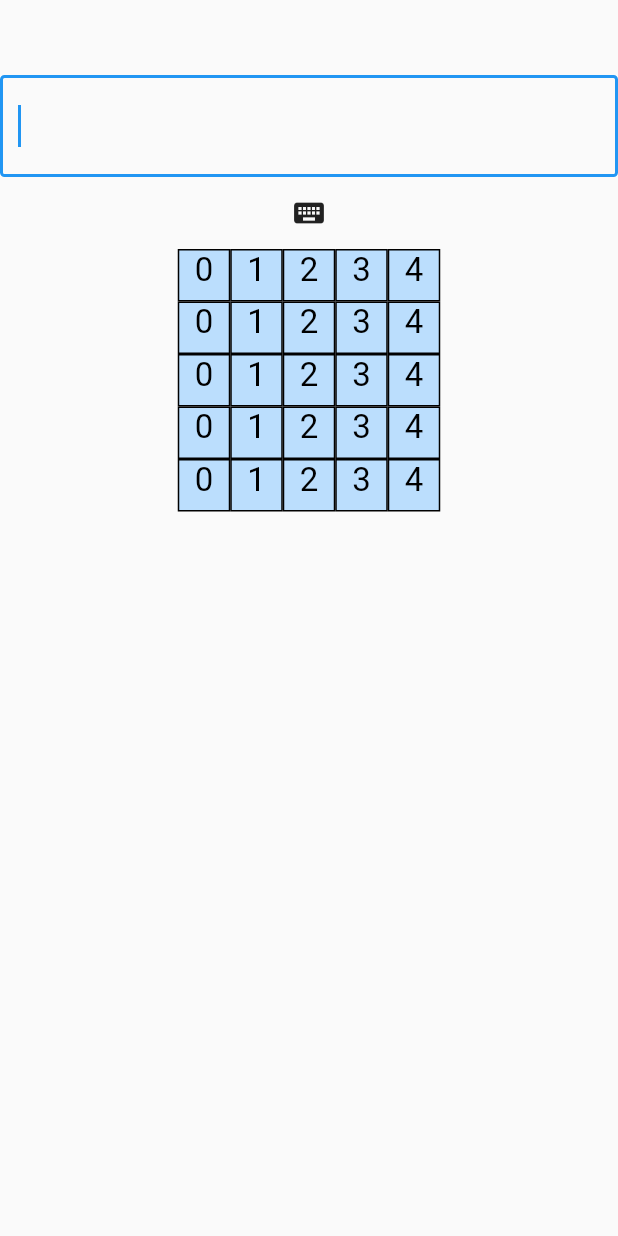
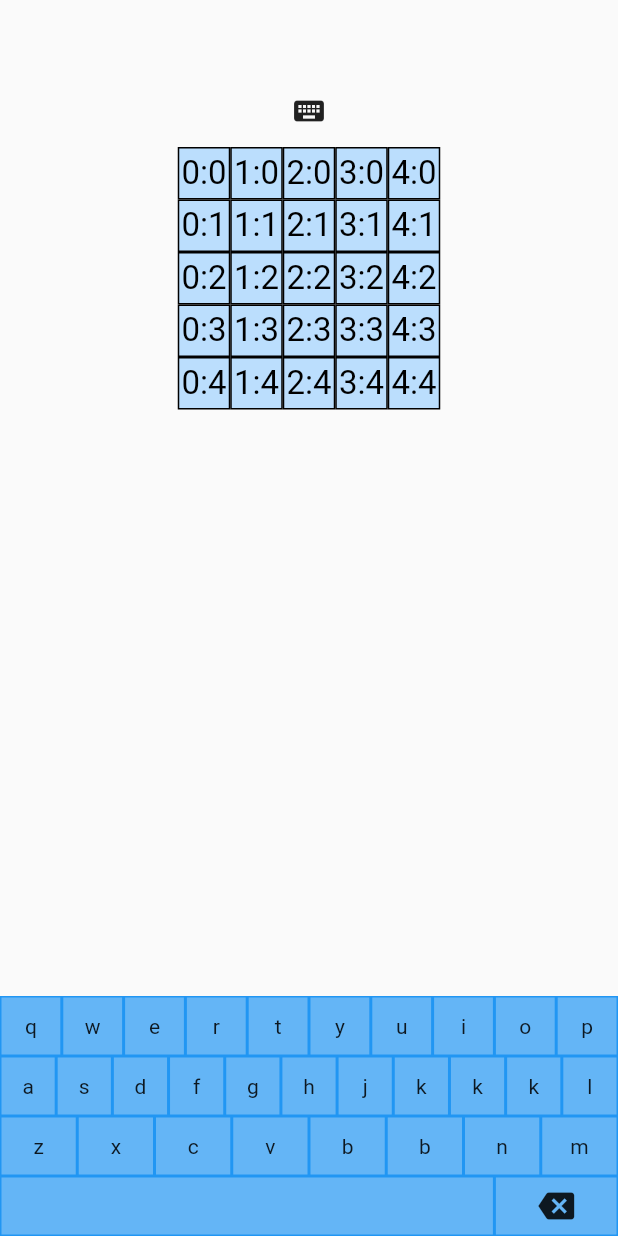
Before and after one commit to sylvain75/flutter-wordle, a Flutter app: the screen it shows after launch, on a phone screen of 412 x 824 dp. Run offline on Flutter 3.47's test engine with Material 2 defaults, Android fonts, the phone set to English and light mode, and no system bars.

Commit message:
before state implementation with letterbox

```diff
--- a/lib/components/custom_keyboard.dart
+++ b/lib/components/custom_keyboard.dart
@@ -1,4 +1,5 @@
 import 'package:flutter/material.dart';
+
 import 'text_key.dart';
 // import 'back_space_key.dart';
 
@@ -6,30 +7,31 @@ class CustomKeyboard extends StatelessWidget {
   CustomKeyboard({
     Key? key,
     required this.onTextInput,
-    // required this.onBackspace,
+    required this.onBackspace,
   }) : super(key: key) {
     // TODO: implement
-    throw UnimplementedError();
+    // throw UnimplementedError();
   }
   final ValueSetter<String> onTextInput;
-  // final VoidCallback onBackspace;
+  final VoidCallback onBackspace;
   void _textInputHandler(String text) => onTextInput.call(text);
-  // void _backspaceHandler() => onBackspace?.call();
+  void _backspaceHandler() => onBackspace?.call();
   @override
   Widget build(BuildContext context) {
     return Container(
       height: 160,
       color: Colors.blue,
-      child: Column(        // <-- Column
+      child: Column(
+        // <-- Column
         children: [
-          Container(child: Text('Future keyboard'))
-          // buildRowOne(),    // <-- Row
-          // buildRowTwo(),    // <-- Row
-          // buildRowThree(),  // <-- Row
+          buildRowOne(), // <-- Row
+          // buildRowTwo(), // <-- Row
+          // buildRowThree(), // <-- Row
         ],
       ),
     );
   }
+
   Expanded buildRowOne() {
     return Expanded(
       child: Row(
--- a/lib/components/letter_box.dart
+++ b/lib/components/letter_box.dart
@@ -3,6 +3,7 @@ import 'package:flutter/material.dart';
 class LetterBox extends StatelessWidget {
   const LetterBox({
     Key? key,
+    required this.handleOnTap,
     this.textValue = ' ',
     this.hasBorderRight = true,
     this.hasBorderLeft = true,
@@ -10,6 +11,7 @@ class LetterBox extends StatelessWidget {
     this.hasBorderBottom = true,
   }) : super(key: key);
 
+  final void Function(String) handleOnTap;
   final String textValue;
   static const bool isValid = false;
   static const bool hasWrongPosition = false;
@@ -45,14 +47,13 @@ class LetterBox extends StatelessWidget {
           ),
           // borderRadius: BorderRadius.circular(12),
         ),
-        child:
-            // padding: EdgeInsets.all(8.0),
-            Align(
-          alignment: Alignment.topCenter,
+        child: Center(
+            child: GestureDetector(
+          onTap: () => handleOnTap(this.textValue),
           child: Text(
             this.textValue,
             style: TextStyle(color: Colors.black, fontSize: 22.0),
           ),
-        ));
+        )));
   }
 }
--- a/lib/views/working_screen.dart
+++ b/lib/views/working_screen.dart
@@ -1,5 +1,7 @@
 import 'package:flurddle/components/letter_box.dart';
 import 'package:flutter/material.dart';
+
+import '../components/keyboard.dart';
 
 class KeyboardDemo extends StatefulWidget {
   @override
@@ -14,23 +16,43 @@ class _KeyboardDemoState extends State<KeyboardDemo> {
 
   @override
   Widget build(BuildContext context) {
+    List<Row> list = listBoxes
+        .asMap()
+        .entries
+        .map((rowItem) => Row(
+            children: listBoxes
+                .asMap()
+                .entries
+                .map((columnItem) => LetterBox(
+                    key: ObjectKey(
+                        '${columnItem.key.toString()}:${rowItem.key.toString()}'),
+                    // '${columnItem.key.toString()}:${rowItem.key.toString()}',
+                    textValue:
+                        '${columnItem.key.toString()}:${rowItem.key.toString()}',
+                    handleOnTap: (text) => print(ObjectKey(
+                            '${columnItem.key.toString()}:${rowItem.key.toString()}')
+                        .value)))
+                .toList(),
+            mainAxisAlignment: MainAxisAlignment.center))
+        .toList();
+
     return Scaffold(
       resizeToAvoidBottomInset: false,
       body: Column(
         children: [
           SizedBox(height: 50),
-          TextField(
-            controller: _controller,
-            decoration: InputDecoration(
-              border: OutlineInputBorder(
-                borderRadius: BorderRadius.circular(3),
-              ),
-            ),
-            style: TextStyle(fontSize: 24),
-            autofocus: true,
-            showCursor: true,
-            readOnly: _readOnly,
-          ),
+          // TextField(
+          //   controller: _controller,
+          //   decoration: InputDecoration(
+          //     border: OutlineInputBorder(
+          //       borderRadius: BorderRadius.circular(3),
+          //     ),
+          //   ),
+          //   style: TextStyle(fontSize: 24),
+          //   autofocus: true,
+          //   showCursor: true,
+          //   readOnly: _readOnly,
+          // ),
           IconButton(
             icon: Icon(Icons.keyboard),
             onPressed: () {
@@ -41,57 +63,28 @@ class _KeyboardDemoState extends State<KeyboardDemo> {
           ),
           // Spacer(),
           Container(
-              child: Column(
-                  children:
-                      // list.map((item) => LetterBox(textValue: 'c')).toList(),
-                      // LetterBox(textValue: 'v')
-
-                      listBoxes
-                          .asMap()
-                          .entries
-                          .map((columnItem) => Row(
-                              children: listBoxes
-                                  .asMap()
-                                  .entries
-                                  .map((rowItem) => LetterBox(
-                                      textValue: rowItem.key.toString()))
-                                  .toList(),
-                              mainAxisAlignment: MainAxisAlignment.center))
-                          .toList()
+              child: Column(children: list
 
                   /*
+                      String key = values.keys.elementAt(index);
                         Coordinates will be row : column
                         - Track where the typing should be
                         - Guesses kept in the cookies on enter key after filling row
                           - Guesses should have an ID plus list of guesses
                           - Guesses ID is the the word ID of the day
-                      */
-
-                  // Row(
-                  //   children: [
-                  //     for( var j = 0 ; j < numberOfLetters; j++ )
-                  //       LetterBox(textValue: 'c')
-                  //   ],
-                  //   mainAxisAlignment: MainAxisAlignment.center,),
-                  //   children: [
-                  //   for( var i = 0 ; i < numberOfLetters; i++ )
-                  //     Row(
-                  //     children: [
-                  //       for( var j = 0 ; j < numberOfLetters; j++ )
-                  //         LetterBox(textValue: 'c')
-                  //     ],
-                  //     mainAxisAlignment: MainAxisAlignment.center,),
-                  // ],
-                  ))
-
-          // CustomKeyboard(
-          //   onTextInput: (x) {
-          //     _insertText(x);
-          //   },
-          //   onBackspace: () {
-          //     _backspace();
-          //   },
-          // ),
+                  */
+                  )),
+          Spacer(),
+          CustomKeyboard(
+            onTextInput: (x) {
+              print(x);
+              print(ObjectKey(list.elementAt(2).children.elementAt(1).key));
+              // _insertText(x);
+            },
+            onBackspace: () {
+              _backspace();
+            },
+          ),
         ],
       ),
     );
```
